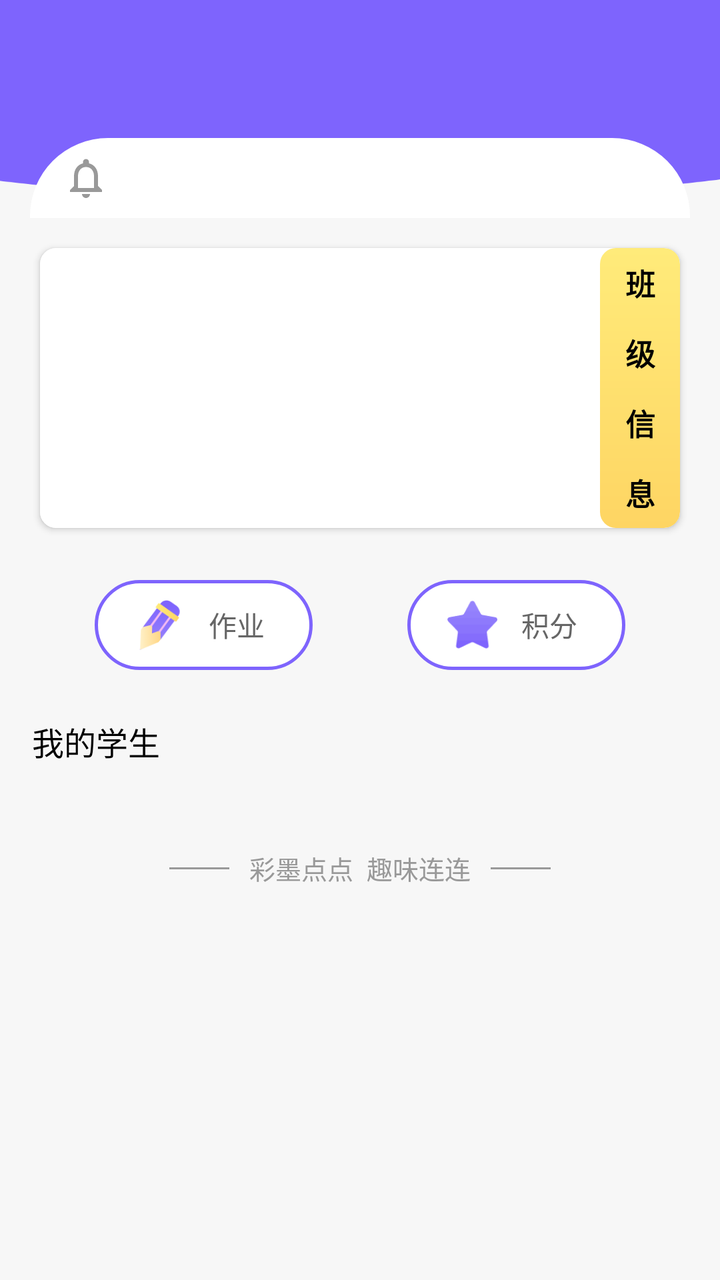
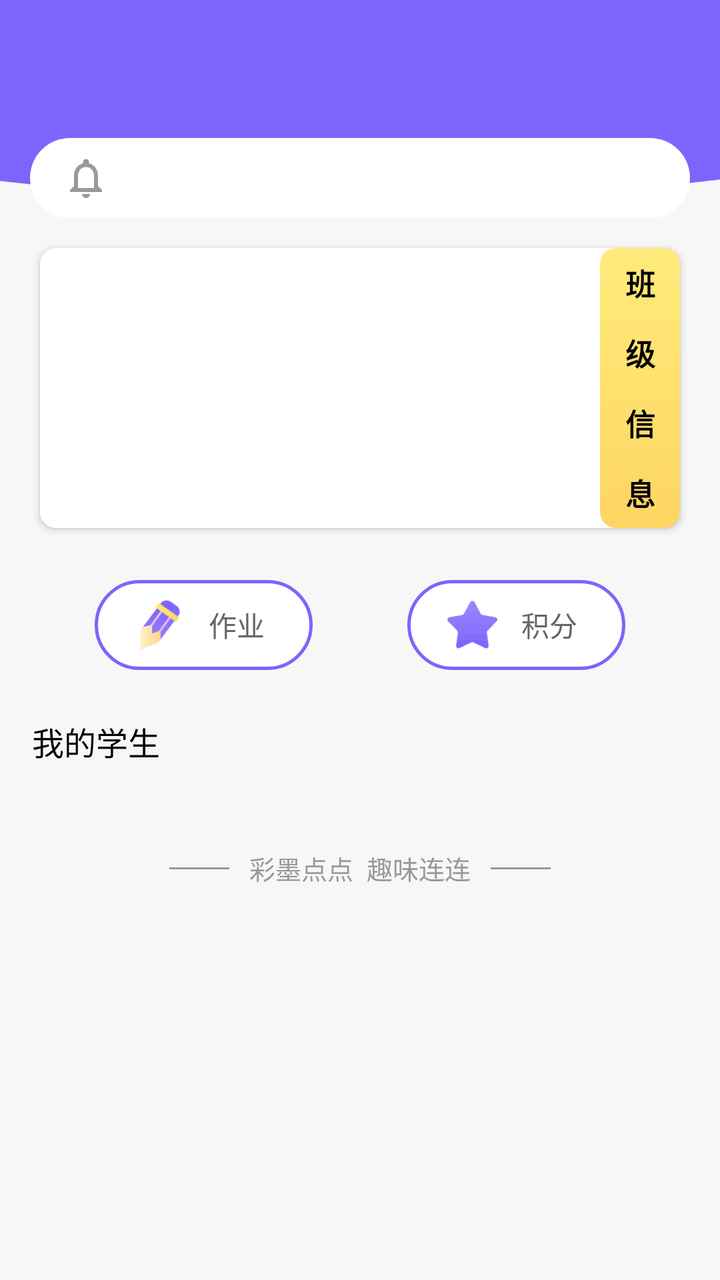

Screens rendered from an Android XML layout before and after an edit, with the pre-edit source and the edit as a unified diff.
<!-- AndroidManifest.xml: application theme Theme.AIDraw -->
<!-- res/layout/fragment_manage.xml -->
<?xml version="1.0" encoding="utf-8"?>
<androidx.constraintlayout.widget.ConstraintLayout xmlns:android="http://schemas.android.com/apk/res/android"
    xmlns:app="http://schemas.android.com/apk/res-auto"
    xmlns:tools="http://schemas.android.com/tools"
    android:layout_width="match_parent"
    android:layout_height="match_parent"
    android:background="#F7F7F7"
    tools:context=".ManageFragment">

    <View
        android:id="@+id/view"
        android:layout_width="match_parent"
        android:layout_height="100dp"
        android:background="@drawable/inter_top"
        app:layout_constraintTop_toTopOf="parent" />

    <LinearLayout
        android:id="@+id/linearLayout"
        android:layout_width="wrap_content"
        android:layout_height="wrap_content"
        android:layout_marginTop="30dp"
        android:orientation="horizontal"
        app:layout_constraintEnd_toEndOf="parent"
        app:layout_constraintHorizontal_bias="0.498"
        app:layout_constraintStart_toStartOf="parent"
        app:layout_constraintTop_toTopOf="parent">

        <TextView
            android:id="@+id/grade_class"
            android:layout_width="wrap_content"
            android:layout_height="wrap_content"
            android:textColor="#FFFFFFFF"
            android:textSize="16sp" />

        <ImageView
            android:id="@+id/class_more"
            android:layout_width="24dp"
            android:layout_height="24dp"
            android:layout_gravity="center"
            android:layout_marginLeft="15dp" />
    </LinearLayout>

    <TextView
        android:id="@+id/notice"
        android:layout_width="match_parent"
        android:layout_height="40dp"
        android:background="@drawable/white_40"
        android:gravity="center_vertical"
        android:paddingLeft="50dp"
        android:textColor="#FF333333"
        android:textSize="12sp"
        android:layout_marginTop="15dp"
        android:layout_marginLeft="15dp"
        android:layout_marginRight="15dp"
        app:layout_constraintEnd_toEndOf="parent"
        app:layout_constraintStart_toStartOf="parent"
        app:layout_constraintTop_toBottomOf="@+id/linearLayout" />

    <ImageView
        android:layout_width="24dp"
        android:layout_height="24dp"
        android:layout_marginStart="16dp"
        android:layout_marginTop="8dp"
        android:layout_marginBottom="8dp"
        android:src="@drawable/notifications"
        app:layout_constraintBottom_toBottomOf="@+id/notice"
        app:layout_constraintStart_toStartOf="@+id/notice"
        app:layout_constraintTop_toTopOf="@+id/notice" />

    <ScrollView
        android:id="@+id/scrollView2"
        android:layout_width="0dp"
        android:layout_height="0dp"
        app:layout_constraintBottom_toBottomOf="parent"
        app:layout_constraintEnd_toEndOf="parent"
        app:layout_constraintStart_toStartOf="parent"
        app:layout_constraintTop_toBottomOf="@+id/notice">

        <androidx.constraintlayout.widget.ConstraintLayout
            android:layout_width="match_parent"
            android:layout_height="match_parent">

            <androidx.cardview.widget.CardView
                android:id="@+id/linearLayout8"
                android:layout_width="320dp"
                android:layout_height="140dp"
                app:cardCornerRadius="8dp"
                android:layout_marginTop="15dp"
                app:layout_constraintEnd_toEndOf="parent"
                app:layout_constraintStart_toStartOf="parent"
                app:layout_constraintTop_toTopOf="parent">

                <LinearLayout
                    android:layout_width="match_parent"
                    android:layout_height="match_parent"
                    android:orientation="horizontal">

                    <LinearLayout
                        android:layout_width="0dp"
                        android:layout_height="match_parent"
                        android:layout_weight="1"
                        android:background="#FFFFFFFF"
                        android:orientation="vertical"
                        android:paddingLeft="15dp">

                        <TextView
                            android:id="@+id/textView_term"
                            android:layout_width="match_parent"
                            android:layout_height="0dp"
                            android:layout_weight="1"
                            android:gravity="center_vertical"
                            android:textColor="#FF000000"
                            android:textSize="14sp" />

                        <TextView
                            android:id="@+id/textView_class_name"
                            android:layout_width="match_parent"
                            android:layout_height="0dp"
                            android:layout_weight="1"
                            android:gravity="center_vertical"
                            android:textColor="#FF000000"
                            android:textSize="14sp" />

                        <TextView
                            android:id="@+id/textView_student_number"
                            android:layout_width="match_parent"
                            android:layout_height="0dp"
                            android:layout_weight="1"
                            android:gravity="center_vertical"
                            android:textColor="#FF000000"
                            android:textSize="14sp" />

                        <TextView
                            android:id="@+id/textView_class_time"
                            android:layout_width="match_parent"
                            android:layout_height="0dp"
                            android:layout_weight="1"
                            android:gravity="center_vertical"
                            android:textColor="#FF000000"
                            android:textSize="14sp" />
                    </LinearLayout>

                    <LinearLayout
                        android:layout_width="40dp"
                        android:layout_height="match_parent"
                        android:background="@drawable/class_8"
                        android:orientation="vertical">

                        <TextView
                            android:layout_width="match_parent"
                            android:layout_height="0dp"
                            android:layout_weight="1"
                            android:gravity="center"
                            android:text="班"
                            android:textColor="#FF000000"
                            android:textSize="15sp"
                            android:textStyle="bold" />

                        <TextView
                            android:layout_width="match_parent"
                            android:layout_height="0dp"
                            android:layout_weight="1"
                            android:gravity="center"
                            android:text="级"
                            android:textColor="#FF000000"
                            android:textSize="15sp"
                            android:textStyle="bold" />

                        <TextView
                            android:layout_width="match_parent"
                            android:layout_height="0dp"
                            android:layout_weight="1"
                            android:gravity="center"
                            android:text="信"
                            android:textColor="#FF000000"
                            android:textSize="15sp"
                            android:textStyle="bold" />

                        <TextView
                            android:layout_width="match_parent"
                            android:layout_height="0dp"
                            android:layout_weight="1"
                            android:gravity="center"
                            android:text="息"
                            android:textColor="#FF000000"
                            android:textSize="15sp"
                            android:textStyle="bold" />
                    </LinearLayout>
                </LinearLayout>
            </androidx.cardview.widget.CardView>

            <LinearLayout
                android:id="@+id/linearLayout_homework"
                android:layout_width="wrap_content"
                android:layout_height="wrap_content"
                android:layout_marginTop="26dp"
                android:background="@drawable/point_1"
                android:orientation="horizontal"
                app:layout_constraintEnd_toStartOf="@+id/linearLayout_integral"
                app:layout_constraintHorizontal_bias="0.5"
                app:layout_constraintStart_toStartOf="parent"
                app:layout_constraintTop_toBottomOf="@+id/linearLayout8">

                <ImageView
                    android:layout_width="25dp"
                    android:layout_height="25dp"
                    android:layout_marginTop="10dp"
                    android:layout_marginBottom="10dp"
                    android:layout_marginLeft="20dp"
                    android:scaleType="fitXY"
                    android:src="@drawable/class_homework" />

                <TextView
                    android:layout_width="wrap_content"
                    android:layout_height="wrap_content"
                    android:layout_gravity="center"
                    android:layout_marginLeft="12dp"
                    android:layout_marginRight="24dp"
                    android:text="作业"
                    android:textColor="#FF666666"
                    android:textSize="14sp" />
            </LinearLayout>

            <LinearLayout
                android:id="@+id/linearLayout_integral"
                android:layout_width="wrap_content"
                android:layout_height="wrap_content"
                android:layout_marginTop="26dp"
                android:background="@drawable/point_1"
                android:orientation="horizontal"
                app:layout_constraintEnd_toEndOf="parent"
                app:layout_constraintHorizontal_bias="0.5"
                app:layout_constraintStart_toEndOf="@+id/linearLayout_homework"
                app:layout_constraintTop_toBottomOf="@+id/linearLayout8">

                <ImageView
                    android:layout_width="25dp"
                    android:layout_height="25dp"
                    android:layout_marginTop="10dp"
                    android:layout_marginBottom="10dp"
                    android:layout_marginLeft="20dp"
                    android:scaleType="fitXY"
                    android:src="@drawable/class_points" />

                <TextView
                    android:layout_width="wrap_content"
                    android:layout_height="wrap_content"
                    android:layout_gravity="center"
                    android:layout_marginLeft="12dp"
                    android:layout_marginRight="24dp"
                    android:text="积分"
                    android:textColor="#FF666666"
                    android:textSize="14sp" />
            </LinearLayout>

            <TextView
                android:id="@+id/textView3"
                android:layout_width="wrap_content"
                android:layout_height="wrap_content"
                android:layout_marginTop="24dp"
                android:text="我的学生"
                android:textColor="#FF000000"
                android:textSize="16sp"
                app:layout_constraintStart_toStartOf="@+id/recyclerView"
                app:layout_constraintTop_toBottomOf="@+id/linearLayout_homework" />

            <androidx.recyclerview.widget.RecyclerView
                android:id="@+id/recyclerView"
                android:layout_width="0dp"
                android:layout_height="wrap_content"
                android:layout_margin="16dp"
                app:layout_constraintBottom_toTopOf="@+id/constraintLayout_slogan"
                app:layout_constraintEnd_toEndOf="parent"
                app:layout_constraintStart_toStartOf="parent"
                app:layout_constraintTop_toBottomOf="@+id/textView3"
                tools:listitem="@layout/list_item_student" />

            <androidx.constraintlayout.widget.ConstraintLayout
                android:id="@+id/constraintLayout_slogan"
                android:layout_width="wrap_content"
                android:layout_height="wrap_content"
                android:layout_marginTop="40dp"
                app:layout_constraintBottom_toBottomOf="parent"
                app:layout_constraintEnd_toEndOf="parent"
                app:layout_constraintStart_toStartOf="parent">

                <View
                    android:id="@+id/view2"
                    android:layout_width="30dp"
                    android:layout_height="1dp"
                    android:background="#FF999999"
                    app:layout_constraintBottom_toBottomOf="parent"
                    app:layout_constraintStart_toStartOf="parent"
                    app:layout_constraintTop_toTopOf="parent" />

                <TextView
                    android:layout_width="wrap_content"
                    android:layout_height="wrap_content"
                    android:layout_margin="10dp"
                    android:text="彩墨点点  趣味连连"
                    android:textColor="#FF999999"
                    android:textSize="13sp"
                    app:layout_constraintBottom_toBottomOf="parent"
                    app:layout_constraintEnd_toStartOf="@+id/view3"
                    app:layout_constraintStart_toEndOf="@+id/view2"
                    app:layout_constraintTop_toTopOf="parent" />

                <View
                    android:id="@+id/view3"
                    android:layout_width="30dp"
                    android:layout_height="1dp"
                    android:background="#FF999999"
                    app:layout_constraintBottom_toBottomOf="parent"
                    app:layout_constraintEnd_toEndOf="parent"
                    app:layout_constraintTop_toTopOf="parent" />
            </androidx.constraintlayout.widget.ConstraintLayout>
        </androidx.constraintlayout.widget.ConstraintLayout>
    </ScrollView>

    <ListView
        android:id="@+id/listView"
        android:layout_width="160dp"
        android:layout_height="wrap_content"
        android:visibility="gone"
        android:background="@drawable/white_8"
        app:layout_constraintEnd_toEndOf="parent"
        app:layout_constraintStart_toStartOf="parent"
        app:layout_constraintTop_toBottomOf="@+id/linearLayout" />
</androidx.constraintlayout.widget.ConstraintLayout>
<!-- res/layout/list_item_student.xml (included above) -->
<?xml version="1.0" encoding="utf-8"?>

<androidx.constraintlayout.widget.ConstraintLayout xmlns:android="http://schemas.android.com/apk/res/android"
    xmlns:app="http://schemas.android.com/apk/res-auto"
    xmlns:tools="http://schemas.android.com/tools"
    android:layout_marginBottom="10dp"
    android:layout_width="match_parent"
    android:layout_height="65dp">

    <androidx.cardview.widget.CardView
        android:layout_width="match_parent"
        android:layout_height="match_parent"
        app:cardCornerRadius="8dp">

        <androidx.constraintlayout.widget.ConstraintLayout
            android:layout_width="match_parent"
            android:layout_height="match_parent">

            <androidx.cardview.widget.CardView
                android:id="@+id/imageView2"
                android:layout_width="45dp"
                android:layout_height="45dp"
                android:layout_margin="10dp"
                app:cardCornerRadius="360dp"
                app:layout_constraintBottom_toBottomOf="parent"
                app:layout_constraintStart_toStartOf="parent"
                app:layout_constraintTop_toTopOf="parent">

                <ImageView
                    android:id="@+id/imageView_head"
                    android:layout_width="match_parent"
                    android:layout_height="match_parent"
                    android:background="#FF999999"/>
            </androidx.cardview.widget.CardView>

            <androidx.cardview.widget.CardView
                android:id="@+id/imageView3"
                android:layout_width="10dp"
                android:layout_height="10dp"
                app:cardCornerRadius="360dp"
                app:layout_constraintBottom_toBottomOf="@+id/imageView2"
                app:layout_constraintEnd_toEndOf="@+id/imageView2">

                <ImageView
                    android:layout_width="match_parent"
                    android:layout_height="match_parent"
                    android:background="#FF43CF7C"/>
            </androidx.cardview.widget.CardView>

            <LinearLayout
                android:id="@+id/linearLayout12"
                android:layout_width="wrap_content"
                android:layout_height="25dp"
                android:layout_marginLeft="15dp"
                app:layout_constraintStart_toEndOf="@+id/imageView2"
                app:layout_constraintTop_toTopOf="@+id/imageView2"
                android:orientation="horizontal">

                <TextView
                    android:id="@+id/tv_name"
                    android:layout_width="wrap_content"
                    android:layout_height="match_parent"
                    android:gravity="center"
                    android:textColor="#FF333333"
                    android:textSize="14sp"
                    android:text="罗小昔"/>

                <ImageView
                    android:id="@+id/gender"
                    android:layout_width="16dp"
                    android:layout_height="16dp"
                    android:layout_marginLeft="15dp"
                    android:layout_gravity="center"
                    android:scaleType="fitXY"/>

                <TextView
                    android:id="@+id/student_id"
                    android:layout_width="wrap_content"
                    android:layout_height="match_parent"
                    android:layout_marginLeft="20dp"
                    android:gravity="center"
                    android:textColor="#FF666666"
                    android:textSize="10sp"
                    android:text="20240315"/>
            </LinearLayout>

            <LinearLayout
                android:layout_width="wrap_content"
                android:layout_height="15dp"
                android:layout_marginLeft="15dp"
                android:orientation="horizontal"
                app:layout_constraintBottom_toBottomOf="@+id/imageView2"
                app:layout_constraintStart_toEndOf="@+id/imageView2"
                app:layout_constraintTop_toBottomOf="@+id/linearLayout12">

                <ImageView
                    android:layout_width="14dp"
                    android:layout_height="14dp"
                    android:layout_gravity="center"
                    android:src="@drawable/class_picture_1"
                    android:scaleType="fitXY"/>

                <ImageView
                    android:layout_width="14dp"
                    android:layout_height="14dp"
                    android:layout_gravity="center"
                    android:layout_marginLeft="10dp"
                    android:src="@drawable/class_star"
                    android:scaleType="fitXY"/>

                <TextView
                    android:layout_width="wrap_content"
                    android:layout_height="match_parent"
                    android:layout_marginLeft="15dp"
                    android:gravity="center"
                    android:maxLines="1"
                    android:maxWidth="200dp"
                    android:ellipsize="end"
                    android:text="画了好久的画作，老师说进步很大。"
                    android:textColor="#FF666666"
                    android:textSize="10sp" />
            </LinearLayout>
        </androidx.constraintlayout.widget.ConstraintLayout>
    </androidx.cardview.widget.CardView>
</androidx.constraintlayout.widget.ConstraintLayout>
<!-- resources referenced by this layout -->
<resources>
  <!-- drawable class_8 (drawable) -->
  <?xml version="1.0" encoding="utf-8"?>
  
  <shape xmlns:android="http://schemas.android.com/apk/res/android"
      android:shape="rectangle">
  
      <corners
          android:radius="8dp"/>
  
      <gradient
          android:type="linear"
          android:angle="90"
          android:startColor="#FED563"
          android:endColor="#FFEB7A">
      </gradient>
  </shape>
  <!-- drawable class_homework: png bitmap (drawable, 3488 bytes) -->
  <!-- drawable class_picture_1: jpg bitmap (drawable, 918 bytes) -->
  <!-- drawable class_points: png bitmap (drawable, 1664 bytes) -->
  <!-- drawable class_star: png bitmap (drawable, 918 bytes) -->
  <!-- drawable inter_top: png bitmap (drawable, 6769 bytes) -->
  <!-- drawable notifications (drawable) -->
  <vector android:height="24dp" android:tint="#999999"
      android:viewportHeight="24" android:viewportWidth="24"
      android:width="24dp" xmlns:android="http://schemas.android.com/apk/res/android">
      <path android:fillColor="@android:color/white" android:pathData="M12,22c1.1,0 2,-0.9 2,-2h-4c0,1.1 0.9,2 2,2zM18,16v-5c0,-3.07 -1.63,-5.64 -4.5,-6.32L13.5,4c0,-0.83 -0.67,-1.5 -1.5,-1.5s-1.5,0.67 -1.5,1.5v0.68C7.64,5.36 6,7.92 6,11v5l-2,2v1h16v-1l-2,-2zM16,17L8,17v-6c0,-2.48 1.51,-4.5 4,-4.5s4,2.02 4,4.5v6z"/>
  </vector>
  <!-- drawable point_1 (drawable) -->
  <?xml version="1.0" encoding="utf-8"?>
  
  <shape xmlns:android="http://schemas.android.com/apk/res/android">
      <stroke
          android:width="1.5dp"
          android:color="#FF7E64FD"/>
  
      <solid
          android:color="#FFFFFF"/>
  
      <corners
          android:bottomLeftRadius="39dp"
          android:bottomRightRadius="39dp"
          android:topLeftRadius="39dp"
          android:topRightRadius="39dp"/>
  </shape>
  <!-- drawable white_40 (drawable) -->
  <?xml version="1.0" encoding="utf-8"?>
  
  <shape xmlns:android="http://schemas.android.com/apk/res/android"
      android:shape="rectangle">
  
      <corners
          android:topLeftRadius="39dp"
          android:topRightRadius="39dp"/>
  
      <solid
          android:color="#FFFFFFFF"/>
  </shape>
  <!-- drawable white_8 (drawable) -->
  <?xml version="1.0" encoding="utf-8"?>
  
  <shape xmlns:android="http://schemas.android.com/apk/res/android"
      android:shape="rectangle">
  
      <corners
          android:radius="8dp"/>
  
      <solid
          android:color="#FFFFFFFF"/>
  </shape>
  <style name="Theme.AIDraw" parent="Base.Theme.AIDraw" />
  <style name="Base.Theme.AIDraw" parent="Theme.Material3.DayNight.NoActionBar">
          
          
      </style>
</resources>

<!-- the commit's change to res/layout/fragment_manage.xml (unified diff, before → after) -->
@@ -44,7 +44,7 @@
         android:id="@+id/notice"
         android:layout_width="match_parent"
         android:layout_height="40dp"
-        android:background="@drawable/white_40"
+        android:background="@drawable/notice_40"
         android:gravity="center_vertical"
         android:paddingLeft="50dp"
         android:textColor="#FF333333"
@@ -337,119 +337,114 @@
     android:layout_width="match_parent"
     android:layout_height="65dp">
 
-    <androidx.cardview.widget.CardView
+    <androidx.constraintlayout.widget.ConstraintLayout
         android:layout_width="match_parent"
         android:layout_height="match_parent"
-        app:cardCornerRadius="8dp">
-
-        <androidx.constraintlayout.widget.ConstraintLayout
-            android:layout_width="match_parent"
-            android:layout_height="match_parent">
-
-            <androidx.cardview.widget.CardView
-                android:id="@+id/imageView2"
-                android:layout_width="45dp"
-                android:layout_height="45dp"
-                android:layout_margin="10dp"
-                app:cardCornerRadius="360dp"
-                app:layout_constraintBottom_toBottomOf="parent"
-                app:layout_constraintStart_toStartOf="parent"
-                app:layout_constraintTop_toTopOf="parent">
-
-                <ImageView
-                    android:id="@+id/imageView_head"
-                    android:layout_width="match_parent"
-                    android:layout_height="match_parent"
-                    android:background="#FF999999"/>
-            </androidx.cardview.widget.CardView>
-
-            <androidx.cardview.widget.CardView
-                android:id="@+id/imageView3"
-                android:layout_width="10dp"
-                android:layout_height="10dp"
-                app:cardCornerRadius="360dp"
-                app:layout_constraintBottom_toBottomOf="@+id/imageView2"
-                app:layout_constraintEnd_toEndOf="@+id/imageView2">
-
-                <ImageView
-                    android:layout_width="match_parent"
-                    android:layout_height="match_parent"
-                    android:background="#FF43CF7C"/>
-            </androidx.cardview.widget.CardView>
-
-            <LinearLayout
-                android:id="@+id/linearLayout12"
-                android:layout_width="wrap_content"
-                android:layout_height="25dp"
+        android:background="@drawable/white_8">
+
+        <androidx.cardview.widget.CardView
+            android:id="@+id/imageView2"
+            android:layout_width="45dp"
+            android:layout_height="45dp"
+            android:layout_margin="10dp"
+            app:cardCornerRadius="360dp"
+            app:layout_constraintBottom_toBottomOf="parent"
+            app:layout_constraintStart_toStartOf="parent"
+            app:layout_constraintTop_toTopOf="parent">
+
+            <ImageView
+                android:id="@+id/imageView_head"
+                android:layout_width="match_parent"
+                android:layout_height="match_parent"
+                android:background="#FF999999"/>
+        </androidx.cardview.widget.CardView>
+
+        <androidx.cardview.widget.CardView
+            android:id="@+id/imageView3"
+            android:layout_width="10dp"
+            android:layout_height="10dp"
+            app:cardCornerRadius="360dp"
+            app:layout_constraintBottom_toBottomOf="@+id/imageView2"
+            app:layout_constraintEnd_toEndOf="@+id/imageView2">
+
+            <ImageView
+                android:layout_width="match_parent"
+                android:layout_height="match_parent"
+                android:background="#FF43CF7C"/>
+        </androidx.cardview.widget.CardView>
+
+        <LinearLayout
+            android:id="@+id/linearLayout12"
+            android:layout_width="wrap_content"
+            android:layout_height="25dp"
+            android:layout_marginLeft="15dp"
+            app:layout_constraintStart_toEndOf="@+id/imageView2"
+            app:layout_constraintTop_toTopOf="@+id/imageView2"
+            android:orientation="horizontal">
+
+            <TextView
+                android:id="@+id/tv_name"
+                android:layout_width="wrap_content"
+                android:layout_height="match_parent"
+                android:gravity="center"
+                android:textColor="#FF333333"
+                android:textSize="14sp"
+                android:text="罗小昔"/>
+
+            <ImageView
+                android:id="@+id/gender"
+                android:layout_width="16dp"
+                android:layout_height="16dp"
                 android:layout_marginLeft="15dp"
-                app:layout_constraintStart_toEndOf="@+id/imageView2"
-                app:layout_constraintTop_toTopOf="@+id/imageView2"
-                android:orientation="horizontal">
-
-                <TextView
-                    android:id="@+id/tv_name"
-                    android:layout_width="wrap_content"
-                    android:layout_height="match_parent"
-                    android:gravity="center"
-                    android:textColor="#FF333333"
-                    android:textSize="14sp"
-                    android:text="罗小昔"/>
-
-                <ImageView
-                    android:id="@+id/gender"
-                    android:layout_width="16dp"
-                    android:layout_height="16dp"
-                    android:layout_marginLeft="15dp"
-                    android:layout_gravity="center"
-                    android:scaleType="fitXY"/>
-
-                <TextView
-                    android:id="@+id/student_id"
-                    android:layout_width="wrap_content"
-                    android:layout_height="match_parent"
-                    android:layout_marginLeft="20dp"
-                    android:gravity="center"
-                    android:textColor="#FF666666"
-                    android:textSize="10sp"
-                    android:text="20240315"/>
-            </LinearLayout>
-
-            <LinearLayout
-                android:layout_width="wrap_content"
-                android:layout_height="15dp"
+                android:layout_gravity="center"
+                android:scaleType="fitXY"/>
+
+            <TextView
+                android:id="@+id/student_id"
+                android:layout_width="wrap_content"
+                android:layout_height="match_parent"
+                android:layout_marginLeft="20dp"
+                android:gravity="center"
+                android:textColor="#FF666666"
+                android:textSize="10sp"
+                android:text="20240315"/>
+        </LinearLayout>
+
+        <LinearLayout
+            android:layout_width="wrap_content"
+            android:layout_height="15dp"
+            android:layout_marginLeft="15dp"
+            android:orientation="horizontal"
+            app:layout_constraintBottom_toBottomOf="@+id/imageView2"
+            app:layout_constraintStart_toEndOf="@+id/imageView2"
+            app:layout_constraintTop_toBottomOf="@+id/linearLayout12">
+
+            <ImageView
+                android:layout_width="14dp"
+                android:layout_height="14dp"
+                android:layout_gravity="center"
+                android:src="@drawable/class_picture_1"
+                android:scaleType="fitXY"/>
+
+            <ImageView
+                android:layout_width="14dp"
+                android:layout_height="14dp"
+                android:layout_gravity="center"
+                android:layout_marginLeft="10dp"
+                android:src="@drawable/class_star"
+                android:scaleType="fitXY"/>
+
+            <TextView
+                android:layout_width="wrap_content"
+                android:layout_height="match_parent"
                 android:layout_marginLeft="15dp"
-                android:orientation="horizontal"
-                app:layout_constraintBottom_toBottomOf="@+id/imageView2"
-                app:layout_constraintStart_toEndOf="@+id/imageView2"
-                app:layout_constraintTop_toBottomOf="@+id/linearLayout12">
-
-                <ImageView
-                    android:layout_width="14dp"
-                    android:layout_height="14dp"
-                    android:layout_gravity="center"
-                    android:src="@drawable/class_picture_1"
-                    android:scaleType="fitXY"/>
-
-                <ImageView
-                    android:layout_width="14dp"
-                    android:layout_height="14dp"
-                    android:layout_gravity="center"
-                    android:layout_marginLeft="10dp"
-                    android:src="@drawable/class_star"
-                    android:scaleType="fitXY"/>
-
-                <TextView
-                    android:layout_width="wrap_content"
-                    android:layout_height="match_parent"
-                    android:layout_marginLeft="15dp"
-                    android:gravity="center"
-                    android:maxLines="1"
-                    android:maxWidth="200dp"
-                    android:ellipsize="end"
-                    android:text="画了好久的画作，老师说进步很大。"
-                    android:textColor="#FF666666"
-                    android:textSize="10sp" />
-            </LinearLayout>
-        </androidx.constraintlayout.widget.ConstraintLayout>
-    </androidx.cardview.widget.CardView>
+                android:gravity="center"
+                android:maxLines="1"
+                android:maxWidth="200dp"
+                android:ellipsize="end"
+                android:text="画了好久的画作，老师说进步很大。"
+                android:textColor="#FF666666"
+                android:textSize="10sp" />
+        </LinearLayout>
+    </androidx.constraintlayout.widget.ConstraintLayout>
 </androidx.constraintlayout.widget.ConstraintLayout>
<!-- resource entries referenced after the edit -->
@@ -21,6 +21,17 @@
   <!-- drawable class_points: png bitmap (drawable, 1664 bytes) -->
   <!-- drawable class_star: png bitmap (drawable, 918 bytes) -->
   <!-- drawable inter_top: png bitmap (drawable, 6769 bytes) -->
+  <!-- drawable notice_40 (drawable) -->
+  <?xml version="1.0" encoding="utf-8"?>
+  <shape xmlns:android="http://schemas.android.com/apk/res/android"
+      android:shape="rectangle">
+  
+      <corners
+          android:radius="40dp"/>
+  
+      <solid
+          android:color="#FFFFFFFF"/>
+  </shape>
   <!-- drawable notifications (drawable) -->
   <vector android:height="24dp" android:tint="#999999"
       android:viewportHeight="24" android:viewportWidth="24"
@@ -44,19 +55,6 @@
           android:topLeftRadius="39dp"
           android:topRightRadius="39dp"/>
   </shape>
-  <!-- drawable white_40 (drawable) -->
-  <?xml version="1.0" encoding="utf-8"?>
-  
-  <shape xmlns:android="http://schemas.android.com/apk/res/android"
-      android:shape="rectangle">
-  
-      <corners
-          android:topLeftRadius="39dp"
-          android:topRightRadius="39dp"/>
-  
-      <solid
-          android:color="#FFFFFFFF"/>
-  </shape>
   <!-- drawable white_8 (drawable) -->
   <?xml version="1.0" encoding="utf-8"?>
   
